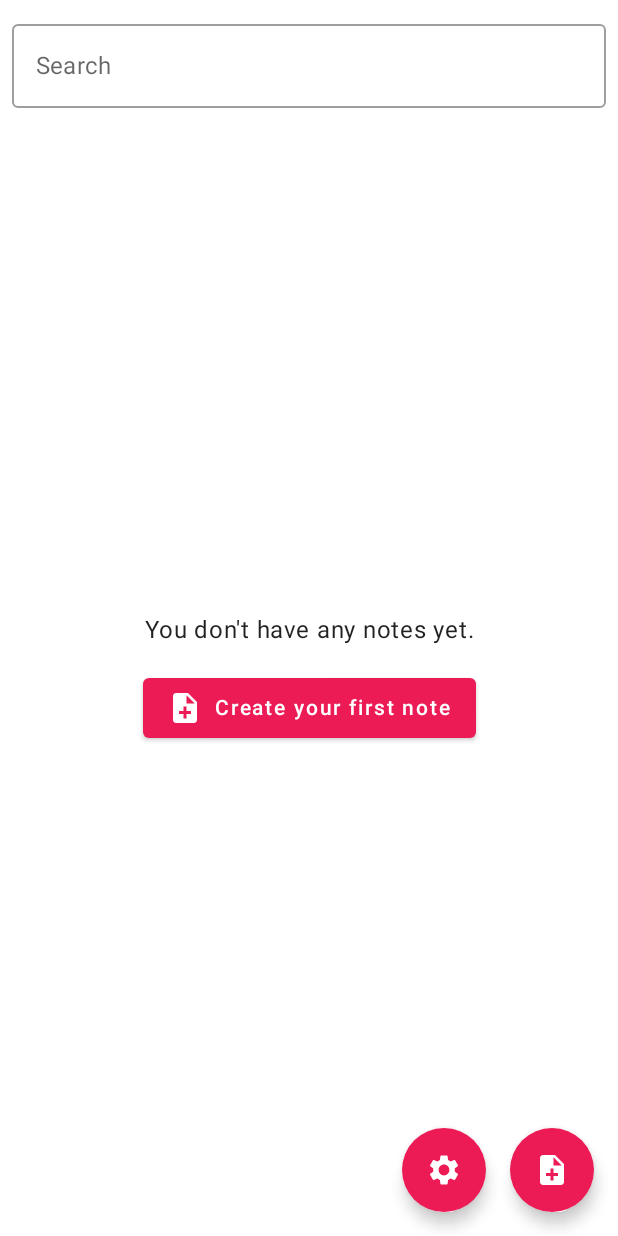
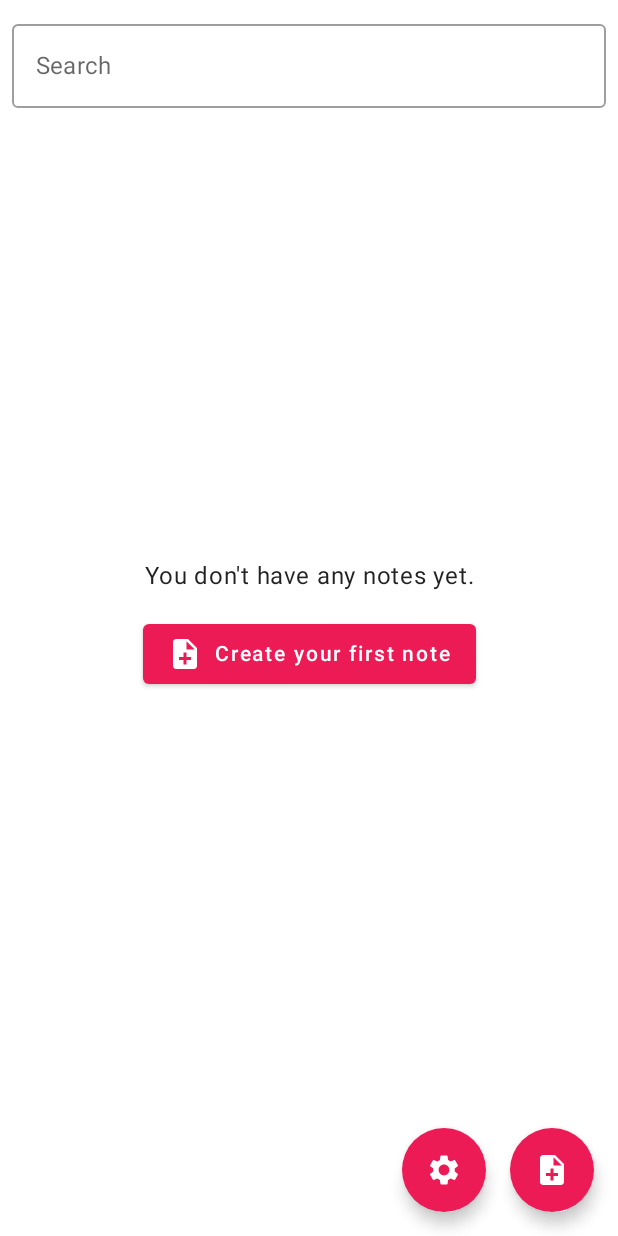
Before and after one commit to nickprice101/StarbuckNoteTaker, an Android app built with Jetpack Compose: the NoteListScreen screen opened through its navigation route, on a phone screen of 412 x 824 dp. Run offline under Robolectric (Android 15) with nearby library versions, the phone set to English and light mode, and no system bars; 7 statements that could not run were skipped.

Commit message:
Adjust note list padding for FAB

```diff
--- a/app/src/main/java/com/example/starbucknotetaker/ui/NoteListScreen.kt
+++ b/app/src/main/java/com/example/starbucknotetaker/ui/NoteListScreen.kt
@@ -166,12 +166,13 @@ fun NoteListScreen(
                     .fillMaxWidth()
                     .padding(8.dp)
             )
+            val fabVerticalSpace = 56.dp + 16.dp
             val contentModifier = Modifier
                 .fillMaxSize()
                 .padding(horizontal = 8.dp)
             if (filtered.isEmpty()) {
                 Column(
-                    modifier = contentModifier,
+                    modifier = contentModifier.padding(bottom = fabVerticalSpace),
                     verticalArrangement = Arrangement.Center,
                     horizontalAlignment = Alignment.CenterHorizontally
                 ) {
@@ -207,7 +208,10 @@ fun NoteListScreen(
                     }
                 }
             } else {
-                LazyColumn(modifier = contentModifier) {
+                LazyColumn(
+                    modifier = contentModifier,
+                    contentPadding = PaddingValues(bottom = fabVerticalSpace)
+                ) {
                     itemsIndexed(filtered, key = { _, note -> note.id }) { index, note ->
                         val showDate = index == 0 || !isSameDay(filtered[index - 1].date, note.date)
                         if (showDate) {
```
